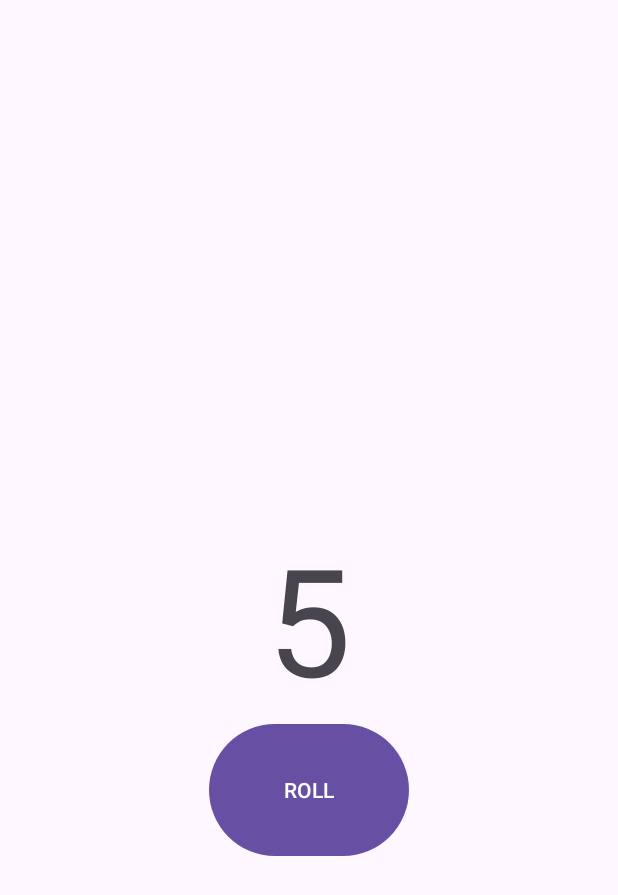
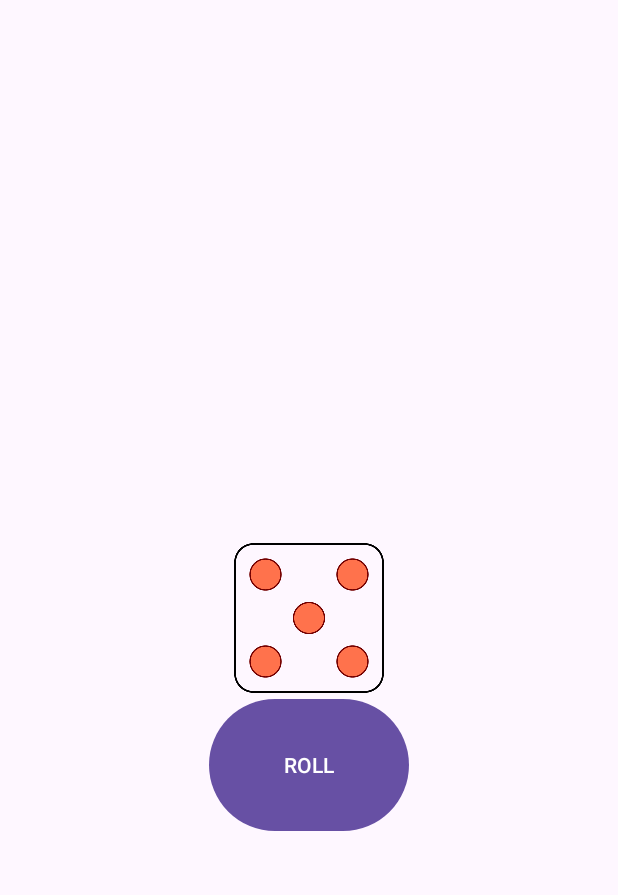
Before and after one commit to plinphon/kotlin-dice-pic, an Android app: the screen it shows after launch (MainActivity), after a tap on "ROLL", on a phone screen of 412 x 824 dp. Shown: the top 895 px of the screen. Run offline under Robolectric (Android 15) with nearby library versions, the phone set to English and light mode, and no system bars.

Commit message:
add pic commit

```diff
--- a/app/src/main/java/com/manop/dice/MainActivity.kt
+++ b/app/src/main/java/com/manop/dice/MainActivity.kt
@@ -2,9 +2,8 @@ package com.manop.dice
 
 import android.os.Bundle
 import android.widget.Button
-import android.widget.TextView
+import android.widget.ImageView
 import androidx.appcompat.app.AppCompatActivity
-import com.manop.dice.R
 
 class MainActivity : AppCompatActivity() {
 
@@ -12,20 +11,26 @@ class MainActivity : AppCompatActivity() {
         super.onCreate(savedInstanceState)
         setContentView(R.layout.activity_main)
 
-        // Set up the roll button to trigger dice roll
         val rollButton: Button = findViewById(R.id.button)
         rollButton.setOnClickListener {
             rollDice()
         }
     }
 
-    // Roll dice and update the TextView with the result
     private fun rollDice() {
-        val dice = Dice(6) // Creates a six-sided dice
-        val diceRoll = dice.roll()
+        val diceRoll = (1..6).random()
+        val diceImageView: ImageView = findViewById(R.id.diceImageView)
 
-        // Update the result text view
-        val resultTextView: TextView = findViewById(R.id.textView)
-        resultTextView.text = diceRoll.toString()
+
+        val drawableResource = when (diceRoll) {
+            1 -> R.drawable.dice1
+            2 -> R.drawable.dice2
+            3 -> R.drawable.dice3
+            4 -> R.drawable.dice4
+            5 -> R.drawable.dice5
+            else -> R.drawable.dice6
+        }
+
+        diceImageView.setImageResource(drawableResource)
     }
 }
--- a/app/src/main/res/layout/activity_main.xml
+++ b/app/src/main/res/layout/activity_main.xml
@@ -6,16 +6,17 @@
     android:layout_height="match_parent"
     tools:context=".MainActivity">
 
-    <TextView
-        android:id="@+id/textView"
-        android:layout_width="wrap_content"
-        android:layout_height="wrap_content"
-        android:text="1"
-        android:textSize="100sp"
+
+    <ImageView
+        android:id="@+id/diceImageView"
+        android:layout_width="100dp"
+        android:layout_height="100dp"
         app:layout_constraintBottom_toBottomOf="parent"
         app:layout_constraintEnd_toEndOf="parent"
         app:layout_constraintStart_toStartOf="parent"
-        app:layout_constraintTop_toTopOf="parent" />
+        app:layout_constraintTop_toTopOf="parent"
+        android:contentDescription="@string/dice_image" />
+
 
     <Button
         android:id="@+id/button"
@@ -24,6 +25,6 @@
         android:text="@string/roll"
         app:layout_constraintEnd_toEndOf="parent"
         app:layout_constraintStart_toStartOf="parent"
-        app:layout_constraintTop_toBottomOf="@+id/textView" />
+        app:layout_constraintTop_toBottomOf="@+id/diceImageView" />
 
 </androidx.constraintlayout.widget.ConstraintLayout>
--- a/app/src/main/res/values/strings.xml
+++ b/app/src/main/res/values/strings.xml
@@ -1,4 +1,5 @@
 <resources>
     <string name="app_name">homework4-dice</string>
     <string name="roll">ROLL</string>
+    <string name="dice_image">Dice Image</string>
 </resources>
```
Also changed, not shown: app/src/main/res/drawable/dice1.png (added), app/src/main/res/drawable/dice2.png (added), app/src/main/res/drawable/dice3.png (added), app/src/main/res/drawable/dice4.png (added), app/src/main/res/drawable/dice5.png (added), app/src/main/res/drawable/dice6.png (added).
